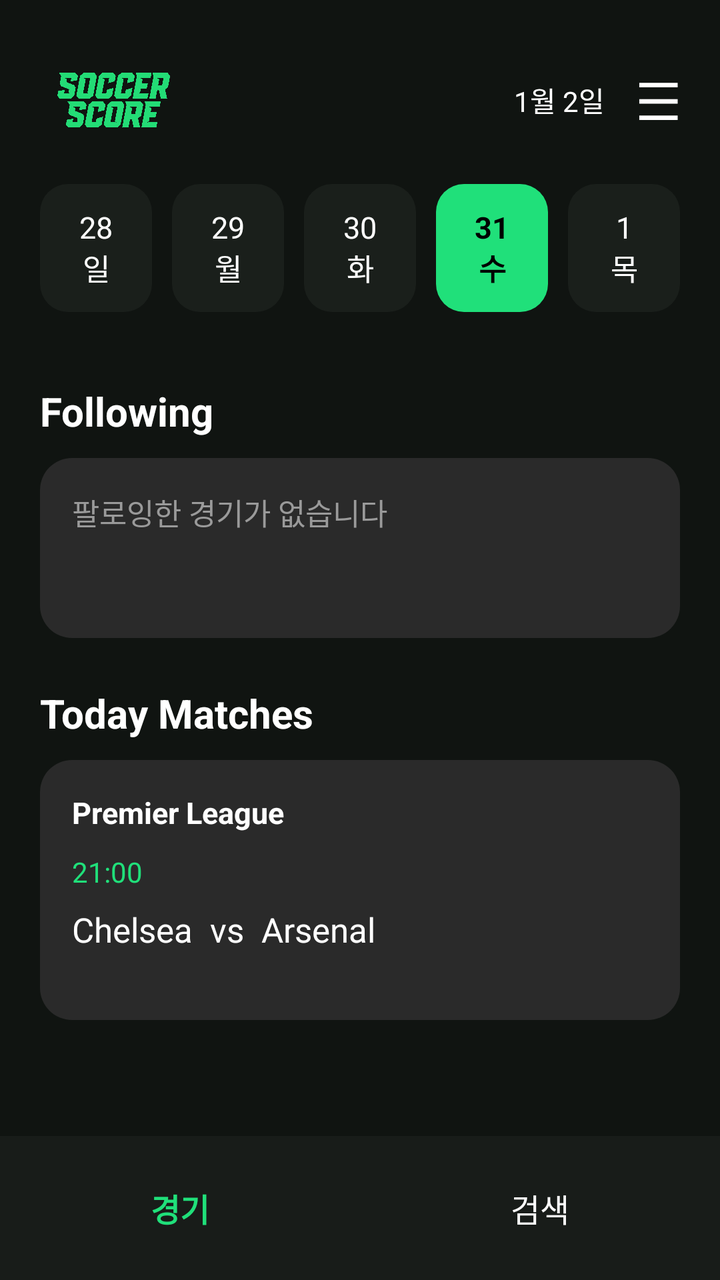
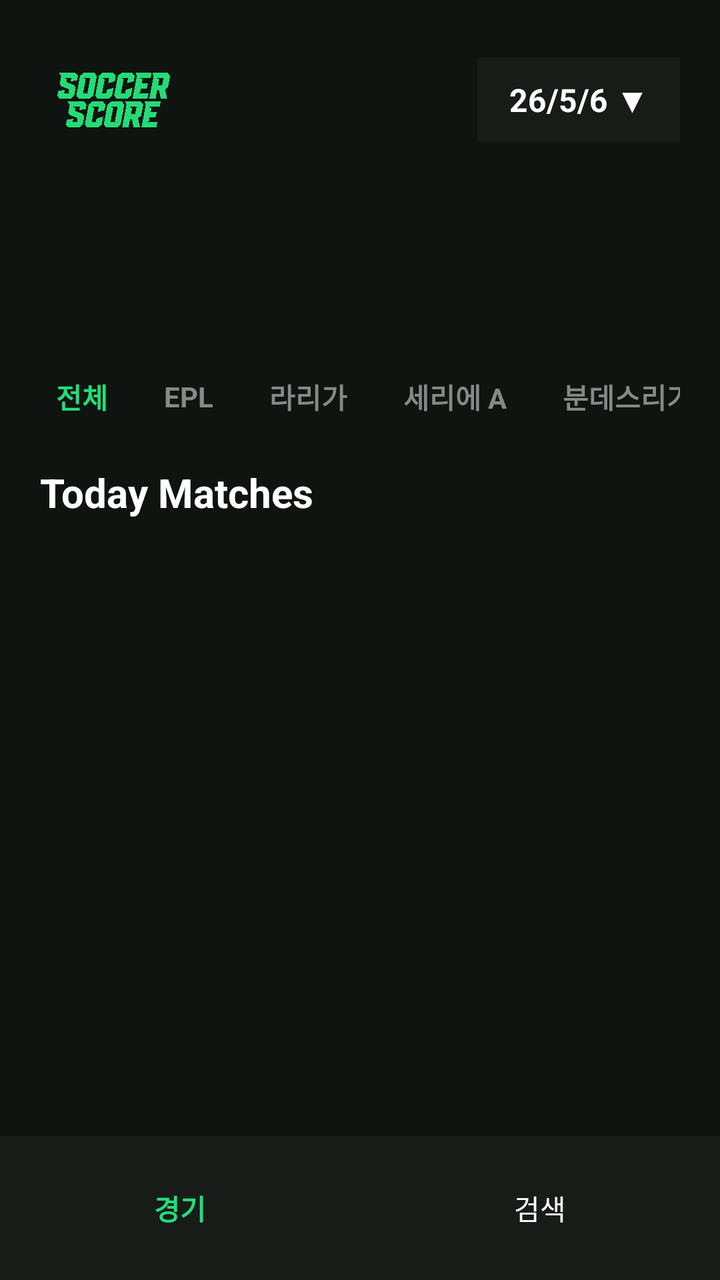

Before-and-after screenshots of an Android layout around one commit, followed by the original layout XML and the change that was made.
<!-- AndroidManifest.xml: application theme Theme.MyApplication -->
<!-- res/layout/activity_main.xml -->
<?xml version="1.0" encoding="utf-8"?>
<RelativeLayout
    xmlns:android="http://schemas.android.com/apk/res/android"
    android:layout_width="match_parent"
    android:layout_height="match_parent"
    android:background="#101411">

    
    <LinearLayout
        android:id="@+id/mainContent"
        android:layout_width="match_parent"
        android:layout_height="match_parent"
        android:layout_above="@id/bottomNav"
        android:orientation="vertical"
        android:padding="20dp">

        
        <LinearLayout
            android:layout_width="match_parent"
            android:layout_height="60dp"
            android:gravity="center_vertical"
            android:orientation="horizontal">

            <ImageView
                android:id="@+id/imgLogo"
                android:layout_width="120dp"
                android:layout_height="40dp"
                android:src="@drawable/livescore1"
                android:scaleType="fitStart" />

            <View
                android:layout_width="0dp"
                android:layout_height="1dp"
                android:layout_weight="1" />

            <TextView
                android:id="@+id/tvToday"
                android:layout_width="wrap_content"
                android:layout_height="wrap_content"
                android:text="1월 2일"
                android:textColor="#FFFFFF"
                android:textSize="14sp"
                android:layout_marginEnd="16dp" />

            <TextView
                android:id="@+id/tvMenu"
                android:layout_width="wrap_content"
                android:layout_height="wrap_content"
                android:text="☰"
                android:textColor="#FFFFFF"
                android:textSize="26sp" />
        </LinearLayout>

        
        <HorizontalScrollView
            android:layout_width="match_parent"
            android:layout_height="80dp"
            android:scrollbars="none"
            android:layout_marginTop="12dp">

            <LinearLayout
                android:layout_width="wrap_content"
                android:layout_height="match_parent"
                android:orientation="horizontal">

                <TextView
                    style="@style/DateItemStyle"
                    android:text="28\n일" />

                <TextView
                    style="@style/DateItemStyle"
                    android:text="29\n월" />

                <TextView
                    style="@style/DateItemStyle"
                    android:text="30\n화" />

                <TextView
                    style="@style/DateItemSelectedStyle"
                    android:text="31\n수" />

                <TextView
                    style="@style/DateItemStyle"
                    android:text="1\n목" />

                <TextView
                    style="@style/DateItemStyle"
                    android:text="2\n금" />

                <TextView
                    style="@style/DateItemStyle"
                    android:text="3\n토" />

            </LinearLayout>
        </HorizontalScrollView>

        
        <TextView
            android:layout_width="wrap_content"
            android:layout_height="wrap_content"
            android:text="Following"
            android:textColor="#FFFFFF"
            android:textSize="20sp"
            android:textStyle="bold"
            android:layout_marginTop="20dp" />

        <LinearLayout
            android:layout_width="match_parent"
            android:layout_height="90dp"
            android:background="@drawable/card_bg"
            android:orientation="vertical"
            android:padding="16dp"
            android:layout_marginTop="10dp">

            <TextView
                android:layout_width="wrap_content"
                android:layout_height="wrap_content"
                android:text="팔로잉한 경기가 없습니다"
                android:textColor="#9A9A9A"
                android:textSize="15sp" />

        </LinearLayout>

        
        <TextView
            android:layout_width="wrap_content"
            android:layout_height="wrap_content"
            android:text="Today Matches"
            android:textColor="#FFFFFF"
            android:textSize="20sp"
            android:textStyle="bold"
            android:layout_marginTop="24dp" />

        
        <LinearLayout
            android:layout_width="match_parent"
            android:layout_height="130dp"
            android:background="@drawable/card_bg"
            android:orientation="vertical"
            android:padding="16dp"
            android:layout_marginTop="10dp">

            <TextView
                android:layout_width="wrap_content"
                android:layout_height="wrap_content"
                android:text="Premier League"
                android:textColor="#FFFFFF"
                android:textStyle="bold"
                android:textSize="15sp" />

            <TextView
                android:layout_width="wrap_content"
                android:layout_height="wrap_content"
                android:text="21:00"
                android:textColor="#20E07A"
                android:textSize="14sp"
                android:layout_marginTop="10dp" />

            <TextView
                android:layout_width="wrap_content"
                android:layout_height="wrap_content"
                android:text="Chelsea  vs  Arsenal"
                android:textColor="#FFFFFF"
                android:textSize="17sp"
                android:layout_marginTop="8dp" />

        </LinearLayout>

    </LinearLayout>

    
    <LinearLayout
        android:id="@+id/bottomNav"
        android:layout_width="match_parent"
        android:layout_height="72dp"
        android:layout_alignParentBottom="true"
        android:background="#181C19"
        android:orientation="horizontal"
        android:gravity="center">

        <TextView
            android:id="@+id/navMatch"
            android:layout_width="0dp"
            android:layout_height="match_parent"
            android:layout_weight="1"
            android:gravity="center"
            android:text="경기"
            android:textColor="#20E07A"
            android:textSize="16sp"
            android:textStyle="bold" />

        <TextView
            android:id="@+id/navSearch"
            android:layout_width="0dp"
            android:layout_height="match_parent"
            android:layout_weight="1"
            android:gravity="center"
            android:text="검색"
            android:textColor="#FFFFFF"
            android:textSize="16sp" />

    </LinearLayout>

</RelativeLayout>
<!-- resources referenced by this layout -->
<resources>
  <!-- drawable card_bg (drawable) -->
  <?xml version="1.0" encoding="utf-8"?>
  <shape xmlns:android="http://schemas.android.com/apk/res/android">
      <solid android:color="#2A2A2A" />
      <corners android:radius="16dp" />
  </shape>
  <!-- drawable livescore1: png bitmap (drawable, 242704 bytes) -->
  <style name="DateItemSelectedStyle">
          <item name="android:layout_width">56dp</item>
          <item name="android:layout_height">64dp</item>
          <item name="android:gravity">center</item>
          <item name="android:textColor">#000000</item>
          <item name="android:textSize">15sp</item>
          <item name="android:textStyle">bold</item>
          <item name="android:layout_marginEnd">10dp</item>
          <item name="android:background">@drawable/date_selected_bg</item>
      </style>
  <style name="DateItemStyle">
          <item name="android:layout_width">56dp</item>
          <item name="android:layout_height">64dp</item>
          <item name="android:gravity">center</item>
          <item name="android:textColor">#FFFFFF</item>
          <item name="android:textSize">15sp</item>
          <item name="android:layout_marginEnd">10dp</item>
          <item name="android:background">@drawable/date_bg</item>
      </style>
  <style name="Theme.MyApplication" parent="Base.Theme.MyApplication" />
  <!-- drawable date_selected_bg (drawable) -->
  <?xml version="1.0" encoding="utf-8"?>
  <shape xmlns:android="http://schemas.android.com/apk/res/android">
      <solid android:color="#20E07A" />
      <corners android:radius="14dp" />
  </shape>
  <!-- drawable date_bg (drawable) -->
  <?xml version="1.0" encoding="utf-8"?>
  <shape xmlns:android="http://schemas.android.com/apk/res/android">
      <solid android:color="#1A1F1B" />
      <corners android:radius="14dp" />
  </shape>
  <style name="Base.Theme.MyApplication" parent="Theme.Material3.DayNight.NoActionBar">
          
          
      </style>
</resources>

<!-- the commit's change to res/layout/activity_main.xml (unified diff, before → after) -->
@@ -1,204 +1,155 @@
 <?xml version="1.0" encoding="utf-8"?>
-<RelativeLayout
-    xmlns:android="http://schemas.android.com/apk/res/android"
-    android:layout_width="match_parent"
-    android:layout_height="match_parent"
-    android:background="#101411">
+<layout xmlns:android="http://schemas.android.com/apk/res/android">
 
-    
-    <LinearLayout
-        android:id="@+id/mainContent"
+    <RelativeLayout
         android:layout_width="match_parent"
         android:layout_height="match_parent"
-        android:layout_above="@id/bottomNav"
-        android:orientation="vertical"
-        android:padding="20dp">
-
-        
-        <LinearLayout
-            android:layout_width="match_parent"
-            android:layout_height="60dp"
-            android:gravity="center_vertical"
-            android:orientation="horizontal">
-
-            <ImageView
-                android:id="@+id/imgLogo"
-                android:layout_width="120dp"
-                android:layout_height="40dp"
-                android:src="@drawable/livescore1"
-                android:scaleType="fitStart" />
-
-            <View
-                android:layout_width="0dp"
-                android:layout_height="1dp"
-                android:layout_weight="1" />
-
-            <TextView
-                android:id="@+id/tvToday"
-                android:layout_width="wrap_content"
-                android:layout_height="wrap_content"
-                android:text="1월 2일"
-                android:textColor="#FFFFFF"
-                android:textSize="14sp"
-                android:layout_marginEnd="16dp" />
-
-            <TextView
-                android:id="@+id/tvMenu"
-                android:layout_width="wrap_content"
-                android:layout_height="wrap_content"
-                android:text="☰"
-                android:textColor="#FFFFFF"
-                android:textSize="26sp" />
-        </LinearLayout>
-
-        
-        <HorizontalScrollView
-            android:layout_width="match_parent"
-            android:layout_height="80dp"
-            android:scrollbars="none"
-            android:layout_marginTop="12dp">
-
-            <LinearLayout
-                android:layout_width="wrap_content"
-                android:layout_height="match_parent"
-                android:orientation="horizontal">
-
-                <TextView
-                    style="@style/DateItemStyle"
-                    android:text="28\n일" />
-
-                <TextView
-                    style="@style/DateItemStyle"
-                    android:text="29\n월" />
-
-                <TextView
-                    style="@style/DateItemStyle"
-                    android:text="30\n화" />
-
-                <TextView
-                    style="@style/DateItemSelectedStyle"
-                    android:text="31\n수" />
-
-                <TextView
-                    style="@style/DateItemStyle"
-                    android:text="1\n목" />
-
-                <TextView
-                    style="@style/DateItemStyle"
-                    android:text="2\n금" />
-
-                <TextView
-                    style="@style/DateItemStyle"
-                    android:text="3\n토" />
-
-            </LinearLayout>
-        </HorizontalScrollView>
-
-        
-        <TextView
-            android:layout_width="wrap_content"
-            android:layout_height="wrap_content"
-            android:text="Following"
-            android:textColor="#FFFFFF"
-            android:textSize="20sp"
-            android:textStyle="bold"
-            android:layout_marginTop="20dp" />
+        android:background="#101411">
 
         <LinearLayout
             android:layout_width="match_parent"
-            android:layout_height="90dp"
-            android:background="@drawable/card_bg"
+            android:layout_height="match_parent"
+            android:layout_above="@id/bottomNav"
             android:orientation="vertical"
-            android:padding="16dp"
-            android:layout_marginTop="10dp">
+            android:padding="20dp">
+
+            <LinearLayout
+                android:layout_width="match_parent"
+                android:layout_height="60dp"
+                android:gravity="center_vertical"
+                android:orientation="horizontal">
+
+                <ImageView
+                    android:layout_width="120dp"
+                    android:layout_height="40dp"
+                    android:src="@drawable/livescore1"
+                    android:scaleType="fitStart" />
+
+                <View android:layout_width="0dp" android:layout_height="1dp" android:layout_weight="1" />
+
+                <TextView
+                    android:id="@+id/btnCalendar"
+                    android:layout_width="wrap_content"
+                    android:layout_height="wrap_content"
+                    android:text="26/5/6 ▼"
+                    android:textColor="#FFFFFF"
+                    android:textSize="16sp"
+                    android:textStyle="bold"
+                    android:paddingHorizontal="16dp"
+                    android:paddingVertical="10dp"
+                    android:background="#181C19" />
+            </LinearLayout>
+
+            <androidx.recyclerview.widget.RecyclerView
+                android:id="@+id/rvDateList"
+                android:layout_width="match_parent"
+                android:layout_height="80dp"
+                android:layout_marginTop="12dp" />
+
+            
+            <HorizontalScrollView
+                android:layout_width="match_parent"
+                android:layout_height="wrap_content"
+                android:layout_marginTop="8dp"
+                android:scrollbars="none">
+                <LinearLayout
+                    android:layout_width="wrap_content"
+                    android:layout_height="wrap_content"
+                    android:orientation="horizontal"
+                    android:gravity="center_vertical">
+
+                    <TextView
+                        android:id="@+id/tabAll"
+                        android:layout_width="wrap_content"
+                        android:layout_height="wrap_content"
+                        android:text="전체"
+                        android:textColor="#20E07A"
+                        android:textSize="14sp"
+                        android:textStyle="bold"
+                        android:padding="8dp"
+                        android:layout_marginEnd="12dp"/>
+
+                    <TextView
+                        android:id="@+id/tabEpl"
+                        android:layout_width="wrap_content"
+                        android:layout_height="wrap_content"
+                        android:text="EPL"
+                        android:textColor="#888888"
+                        android:textSize="14sp"
+                        android:textStyle="bold"
+                        android:padding="8dp"
+                        android:layout_marginEnd="12dp"/>
+
+                    <TextView
+                        android:id="@+id/tabLaLiga"
+                        android:layout_width="wrap_content"
+                        android:layout_height="wrap_content"
+                        android:text="라리가"
+                        android:textColor="#888888"
+                        android:textSize="14sp"
+                        android:textStyle="bold"
+                        android:padding="8dp"
+                        android:layout_marginEnd="12dp"/>
+
+                    <TextView
+                        android:id="@+id/tabSerieA"
+                        android:layout_width="wrap_content"
+                        android:layout_height="wrap_content"
+                        android:text="세리에 A"
+                        android:textColor="#888888"
+                        android:textSize="14sp"
+                        android:textStyle="bold"
+                        android:padding="8dp"
+                        android:layout_marginEnd="12dp"/>
+
+                    <TextView
+                        android:id="@+id/tabBundesliga"
+                        android:layout_width="wrap_content"
+                        android:layout_height="wrap_content"
+                        android:text="분데스리가"
+                        android:textColor="#888888"
+                        android:textSize="14sp"
+                        android:textStyle="bold"
+                        android:padding="8dp"
+                        android:layout_marginEnd="12dp"/>
+
+                    <TextView
+                        android:id="@+id/tabLigue1"
+                        android:layout_width="wrap_content"
+                        android:layout_height="wrap_content"
+                        android:text="리그 1"
+                        android:textColor="#888888"
+                        android:textSize="14sp"
+                        android:textStyle="bold"
+                        android:padding="8dp"/>
+                </LinearLayout>
+            </HorizontalScrollView>
 
             <TextView
                 android:layout_width="wrap_content"
                 android:layout_height="wrap_content"
-                android:text="팔로잉한 경기가 없습니다"
-                android:textColor="#9A9A9A"
-                android:textSize="15sp" />
+                android:text="Today Matches"
+                android:textColor="#FFFFFF"
+                android:textSize="20sp"
+                android:textStyle="bold"
+                android:layout_marginTop="16dp" />
 
+            <androidx.recyclerview.widget.RecyclerView
+                android:id="@+id/rvMatches"
+                android:layout_width="match_parent"
+                android:layout_height="match_parent"
+                android:layout_marginTop="10dp" />
         </LinearLayout>
 
-        
-        <TextView
-            android:layout_width="wrap_content"
-            android:layout_height="wrap_content"
-            android:text="Today Matches"
-            android:textColor="#FFFFFF"
-            android:textSize="20sp"
-            android:textStyle="bold"
-            android:layout_marginTop="24dp" />
-
-        
         <LinearLayout
+            android:id="@+id/bottomNav"
             android:layout_width="match_parent"
-            android:layout_height="130dp"
-            android:background="@drawable/card_bg"
-            android:orientation="vertical"
-            android:padding="16dp"
-            android:layout_marginTop="10dp">
-
-            <TextView
-                android:layout_width="wrap_content"
-                android:layout_height="wrap_content"
-                android:text="Premier League"
-                android:textColor="#FFFFFF"
-                android:textStyle="bold"
-                android:textSize="15sp" />
-
-            <TextView
-                android:layout_width="wrap_content"
-                android:layout_height="wrap_content"
-                android:text="21:00"
-                android:textColor="#20E07A"
-                android:textSize="14sp"
-                android:layout_marginTop="10dp" />
-
-            <TextView
-                android:layout_width="wrap_content"
-                android:layout_height="wrap_content"
-                android:text="Chelsea  vs  Arsenal"
-                android:textColor="#FFFFFF"
-                android:textSize="17sp"
-                android:layout_marginTop="8dp" />
-
+            android:layout_height="72dp"
+            android:layout_alignParentBottom="true"
+            android:background="#181C19"
+            android:orientation="horizontal">
+            <TextView android:id="@+id/navMatch" android:layout_width="0dp" android:layout_height="match_parent" android:layout_weight="1" android:gravity="center" android:text="경기" android:textColor="#20E07A" android:textStyle="bold" />
+            <TextView android:id="@+id/navSearch" android:layout_width="0dp" android:layout_height="match_parent" android:layout_weight="1" android:gravity="center" android:text="검색" android:textColor="#FFFFFF" />
         </LinearLayout>
-
-    </LinearLayout>
-
-    
-    <LinearLayout
-        android:id="@+id/bottomNav"
-        android:layout_width="match_parent"
-        android:layout_height="72dp"
-        android:layout_alignParentBottom="true"
-        android:background="#181C19"
-        android:orientation="horizontal"
-        android:gravity="center">
-
-        <TextView
-            android:id="@+id/navMatch"
-            android:layout_width="0dp"
-            android:layout_height="match_parent"
-            android:layout_weight="1"
-            android:gravity="center"
-            android:text="경기"
-            android:textColor="#20E07A"
-            android:textSize="16sp"
-            android:textStyle="bold" />
-
-        <TextView
-            android:id="@+id/navSearch"
-            android:layout_width="0dp"
-            android:layout_height="match_parent"
-            android:layout_weight="1"
-            android:gravity="center"
-            android:text="검색"
-            android:textColor="#FFFFFF"
-            android:textSize="16sp" />
-
-    </LinearLayout>
-
-</RelativeLayout>
+    </RelativeLayout>
+</layout>
<!-- resource entries referenced after the edit -->
@@ -1,44 +1,7 @@
 <!-- resources referenced by this layout -->
 <resources>
-  <!-- drawable card_bg (drawable) -->
-  <?xml version="1.0" encoding="utf-8"?>
-  <shape xmlns:android="http://schemas.android.com/apk/res/android">
-      <solid android:color="#2A2A2A" />
-      <corners android:radius="16dp" />
-  </shape>
   <!-- drawable livescore1: png bitmap (drawable, 242704 bytes) -->
-  <style name="DateItemSelectedStyle">
-          <item name="android:layout_width">56dp</item>
-          <item name="android:layout_height">64dp</item>
-          <item name="android:gravity">center</item>
-          <item name="android:textColor">#000000</item>
-          <item name="android:textSize">15sp</item>
-          <item name="android:textStyle">bold</item>
-          <item name="android:layout_marginEnd">10dp</item>
-          <item name="android:background">@drawable/date_selected_bg</item>
-      </style>
-  <style name="DateItemStyle">
-          <item name="android:layout_width">56dp</item>
-          <item name="android:layout_height">64dp</item>
-          <item name="android:gravity">center</item>
-          <item name="android:textColor">#FFFFFF</item>
-          <item name="android:textSize">15sp</item>
-          <item name="android:layout_marginEnd">10dp</item>
-          <item name="android:background">@drawable/date_bg</item>
-      </style>
   <style name="Theme.MyApplication" parent="Base.Theme.MyApplication" />
-  <!-- drawable date_selected_bg (drawable) -->
-  <?xml version="1.0" encoding="utf-8"?>
-  <shape xmlns:android="http://schemas.android.com/apk/res/android">
-      <solid android:color="#20E07A" />
-      <corners android:radius="14dp" />
-  </shape>
-  <!-- drawable date_bg (drawable) -->
-  <?xml version="1.0" encoding="utf-8"?>
-  <shape xmlns:android="http://schemas.android.com/apk/res/android">
-      <solid android:color="#1A1F1B" />
-      <corners android:radius="14dp" />
-  </shape>
   <style name="Base.Theme.MyApplication" parent="Theme.Material3.DayNight.NoActionBar">
           
           
